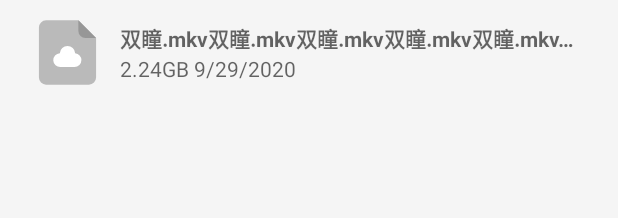
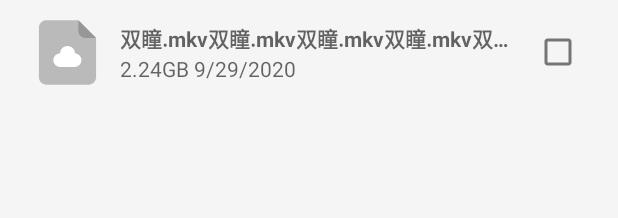
Before and after one commit to TigerBeanst/Rn6Pan, an Android app: the layout item_file_or_directory.xml on its own in the app's theme, with its tools: preview values and no code run, on a phone screen of 412 x 824 dp. Shown: the top 218 px of the screen. Run offline under Robolectric (Android 15) with nearby library versions, the phone set to English and light mode, and no system bars; network calls fail.

Commit message:
残废的多选

```diff
--- a/app/build.gradle
+++ b/app/build.gradle
@@ -2,6 +2,7 @@ plugins {
     id 'com.android.application'
     id 'kotlin-android'
     id 'kotlin-android-extensions'
+    id 'kotlin-kapt'
 }
 
 android {
@@ -30,6 +31,9 @@ android {
     }
     kotlinOptions {
         jvmTarget = '1.8'
+    }
+    dataBinding {
+        enabled = true
     }
 }
 
--- a/app/src/main/res/layout/item_file_or_directory.xml
+++ b/app/src/main/res/layout/item_file_or_directory.xml
@@ -1,11 +1,36 @@
 <?xml version="1.0" encoding="utf-8"?>
-<LinearLayout xmlns:android="http://schemas.android.com/apk/res/android"
-    xmlns:app="http://schemas.android.com/apk/res-auto"
+<layout xmlns:android="http://schemas.android.com/apk/res/android"
+    xmlns:app="http://schemas.android.com/apk/res-auto">
+
+    <data>
+
+        <variable
+            name="visible"
+            type="androidx.databinding.ObservableBoolean" />
+
+        <variable
+            name="checked"
+            type="androidx.databinding.ObservableBoolean" />
+
+        <variable
+            name="listener"
+            type="com.jakting.rn6pan.utils.ItemListener" />
+
+        <variable
+            name="text"
+            type="String" />
+
+        <import type="android.view.View" />
+    </data>
+
+    <LinearLayout
         android:layout_width="match_parent"
         android:layout_height="wrap_content"
+        android:onLongClick="@{listener.onLongClick}"
+        android:orientation="horizontal"
         android:paddingStart="20dp"
+        android:paddingTop="10dp"
         android:paddingEnd="20dp"
-    android:paddingTop="10dp"
         android:paddingBottom="10dp">
 
         <ImageView
@@ -18,16 +43,17 @@
             app:layout_constraintTop_toTopOf="parent" />
 
         <LinearLayout
-        android:gravity="center_vertical"
             android:layout_width="match_parent"
-        android:layout_height="match_parent">
+            android:layout_height="match_parent"
+            android:gravity="center_vertical">
 
             <androidx.constraintlayout.widget.ConstraintLayout
-            android:layout_width="wrap_content"
+                android:layout_weight="1"
+                android:layout_width="match_parent"
                 android:layout_height="wrap_content"
                 android:layout_marginStart="10dp"
                 app:layout_constraintBottom_toBottomOf="parent"
-            app:layout_constraintStart_toEndOf="@+id/file_list_fileicon"
+                app:layout_constraintStart_toEndOf="@id/file_list_fileicon"
                 app:layout_constraintTop_toTopOf="parent">
 
                     <TextView
@@ -35,9 +61,9 @@
                         android:layout_width="wrap_content"
                         android:layout_height="wrap_content"
                         android:hint="双瞳.mkv双瞳.mkv双瞳.mkv双瞳.mkv双瞳.mkv双瞳.mkv"
-                android:textStyle="bold"
                         android:singleLine="true"
                         android:textColor="?android:attr/textColorPrimary"
+                        android:textStyle="bold"
                         app:layout_constraintBottom_toTopOf="@id/file_list_info"
                         app:layout_constraintStart_toStartOf="parent"
                         app:layout_constraintTop_toTopOf="parent" />
@@ -52,12 +78,24 @@
                         android:textColor="?android:attr/textColorPrimary"
                         app:layout_constraintBottom_toBottomOf="parent"
                         app:layout_constraintStart_toStartOf="parent" />
+
+
             </androidx.constraintlayout.widget.ConstraintLayout>
+
+            <CheckBox
+                android:id="@+id/file_list_checkbox"
+                android:layout_width="40dp"
+                android:layout_height="40dp"
+                android:layout_gravity="center"
+                android:checked="@={checked}"
+                android:visibility="@{visible?View.VISIBLE:View.GONE}" />
+
         </LinearLayout>
+
         <ImageView
             android:id="@+id/file_list_image_preview"
             android:layout_width="match_parent"
             android:layout_height="match_parent"
-        android:scaleType="centerCrop"
-        />
+            android:scaleType="centerCrop" />
     </LinearLayout>
+</layout>
--- a/app/src/main/res/values/styles.xml
+++ b/app/src/main/res/values/styles.xml
@@ -4,6 +4,8 @@
     <style name="AppTheme" parent="Theme.MaterialComponents.DayNight.NoActionBar">
         <item name="actionBarStyle">@style/Widget.MaterialComponents.ActionBar.Surface</item>
         <item name="actionBarTheme">@style/ThemeOverlay.MaterialComponents.ActionBar</item>
+        <item name="windowActionModeOverlay">true</item>
+        <item name="android:windowActionModeOverlay">true</item>
         <item name="toolbarStyle">@style/Widget.MaterialComponents.Toolbar</item>
         <item name="android:statusBarColor">@android:color/transparent</item>
         <item name="android:windowLightStatusBar">?attr/isLightTheme</item>
```
Also changed, not shown: app/src/main/java/com/jakting/rn6pan/adapter/FileListAdapter.kt (+40 -8 lines), app/src/main/java/com/jakting/rn6pan/user/FileListActivity.kt (+12 -10 lines), app/src/main/java/com/jakting/rn6pan/utils/Presenter.kt (added, +50 -0 lines), app/src/main/res/layout/activity_user_file_list.xml (+17 -6 lines), app/src/main/res/menu/menu_file_list_multi.xml (added, +12 -0 lines), app/src/main/res/menu/menu_file_bottom_appbar.xml (renamed from app/src/main/res/menu/file_bottom_appbar.xml). Lines whose indentation alone changed are shown as unchanged.
